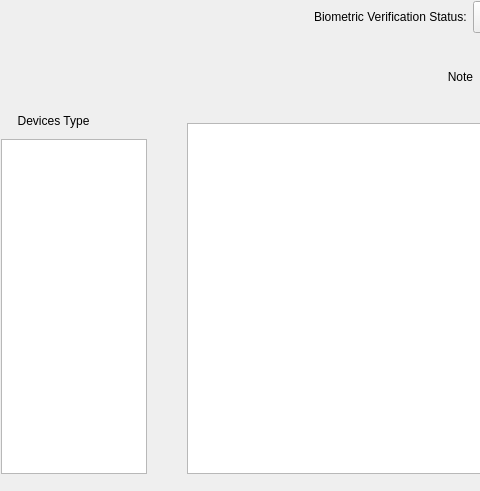
Old version of the form src/mainwindow.ui in the repository ukui/ukui-biometric-manager; both pictures show x 0 to 480 and y 159 to 650 of the 930 by 650 pixel window.
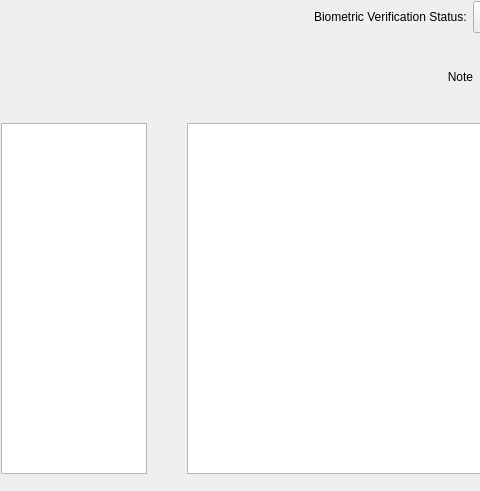
New version of the form.

Commit message: [Minor] 删除首页中的设备类型标签

Patch:
```diff
--- a/src/mainwindow.ui
+++ b/src/mainwindow.ui
@@ -514,23 +514,20 @@
            <number>0</number>
           </property>
           <item>
-           <widget class="QLabel" name="lblTypeListHeader">
-            <property name="minimumSize">
-             <size>
-              <width>146</width>
-              <height>36</height>
-             </size>
+           <spacer name="verticalSpacer_4">
+            <property name="orientation">
+             <enum>Qt::Vertical</enum>
             </property>
-            <property name="maximumSize">
+            <property name="sizeType">
+             <enum>QSizePolicy::Fixed</enum>
+            </property>
+            <property name="sizeHint" stdset="0">
              <size>
-              <width>146</width>
-              <height>36</height>
+              <width>20</width>
+              <height>20</height>
              </size>
             </property>
-            <property name="text">
-             <string>     Devices Type</string>
-            </property>
-           </widget>
+           </spacer>
           </item>
           <item>
            <widget class="QListWidget" name="listWidgetDevicesType">
```
